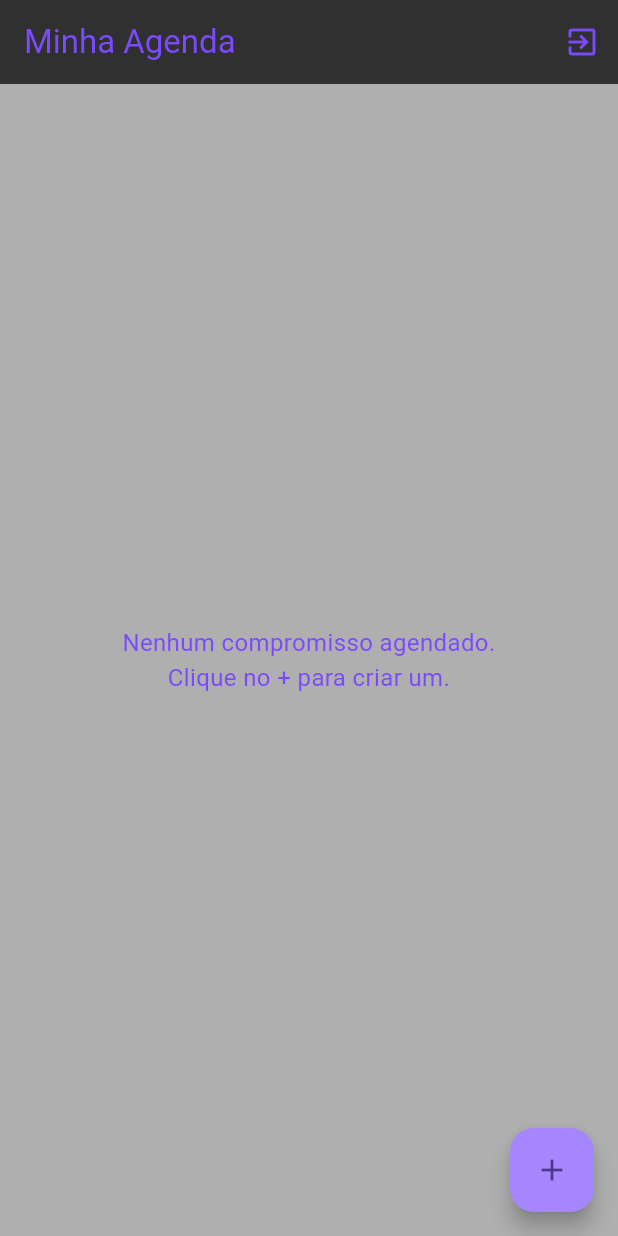
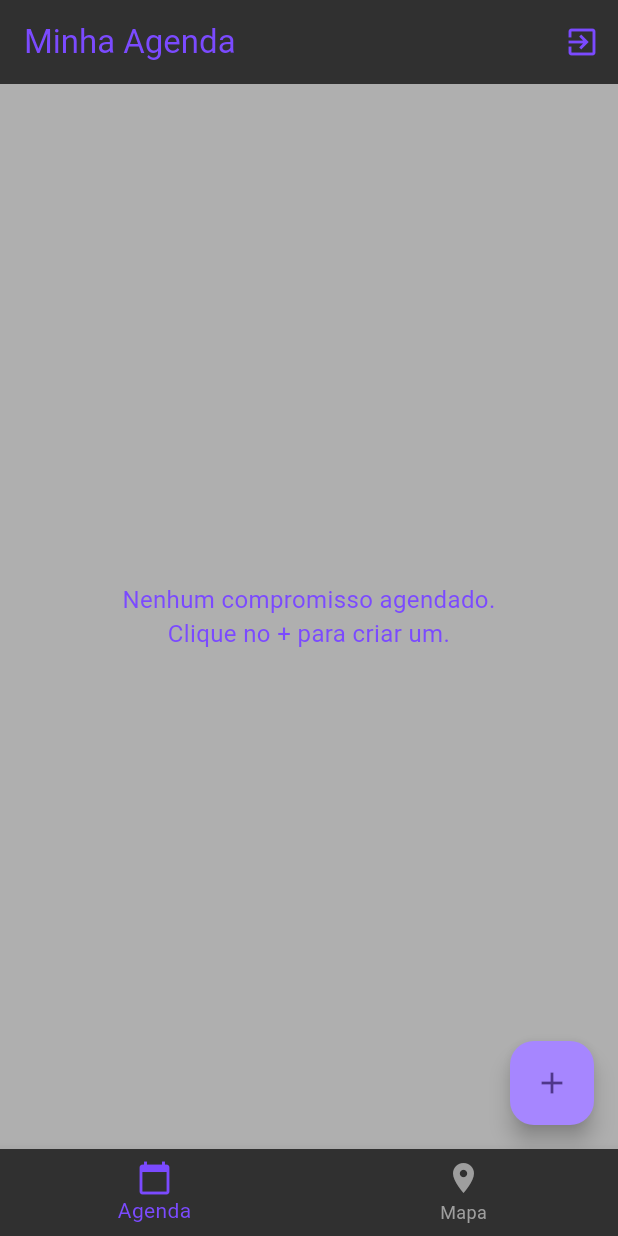
Before and after one commit to kobe-lorenzzo/kobe-start-app-sprint-4, a Flutter app: the screen it shows once a user with an empty profile is signed in, on a phone screen of 412 x 824 dp. Run offline on Flutter 3.47's test engine with Material 3 defaults, Android fonts, the phone set to English and light mode, and no system bars; our stand-ins replace cloud_firestore, firebase_auth, firebase_core, flutter_map, flutter_typeahead, geocoding and 2 more; accounts and stored records are empty.

```diff
--- a/fast_route/lib/features/1_auth/screens/login_screen.dart
+++ b/fast_route/lib/features/1_auth/screens/login_screen.dart
@@ -1,10 +1,10 @@
-import 'package:fast_route/features/1_auth/screens/scheduler_list_screen.dart';
 import 'package:flutter/material.dart';
 import 'package:flutter/services.dart';
 import '../../../core/config/theme/app_colors.dart';
 import 'package:provider/provider.dart';
 import '../providers/auth_provider.dart';
 import 'register_screen.dart';
+import '../../home_wrapper.dart';
 
 class LoginScreen extends StatefulWidget {
   const LoginScreen({super.key});
@@ -38,7 +38,7 @@ class _LoginScreenState extends State<LoginScreen> {
         );
 
         Navigator.of(context).pushReplacement(
-          MaterialPageRoute(builder: (_) => AgendaListScreen()),
+          MaterialPageRoute(builder: (_) => const HomeWrapper()),
         );
       }
     } catch (e) {
--- a/fast_route/lib/features/1_auth/screens/scheduler_list_screen.dart
+++ b/fast_route/lib/features/2_agenda/screens/scheduler_list_screen.dart
@@ -1,4 +1,4 @@
-import 'package:fast_route/features/1_auth/screens/create_appointment_screen.dart';
+import 'package:fast_route/features/2_agenda/screens/create_appointment_screen.dart';
 import 'package:flutter/material.dart';
 import 'package:provider/provider.dart';
 import 'package:intl/intl.dart';
--- /dev/null
+++ b/fast_route/lib/features/home_wrapper.dart
@@ -0,0 +1,50 @@
+import 'package:flutter/material.dart';
+import '../core/config/theme/app_colors.dart';
+import '../features/2_agenda/screens/scheduler_list_screen.dart';
+import '../features/3_map/screens/map_screen.dart';
+
+class HomeWrapper extends StatefulWidget {
+  const HomeWrapper({super.key});
+
+  @override
+  State<HomeWrapper> createState() => _HomeWrapperState();
+}
+
+class _HomeWrapperState extends State<HomeWrapper> {
+  int _selectedIndex = 0;
+
+  static const List<Widget> _widgetOptions = <Widget>[
+    AgendaListScreen(),
+    MapScreen(),
+  ];
+
+  void _onItemTapped(int index) {
+    setState(() {
+      _selectedIndex = index;
+    });
+  }
+
+  @override
+  Widget build(BuildContext context) {
+    return Scaffold(
+      body: _widgetOptions.elementAt(_selectedIndex),
+      bottomNavigationBar: BottomNavigationBar(
+        items: const <BottomNavigationBarItem>[
+          BottomNavigationBarItem(
+            icon: Icon(Icons.calendar_today),
+            label: 'Agenda',
+          ),
+          BottomNavigationBarItem(
+            icon: Icon(Icons.location_on),
+            label: 'Mapa',
+          ),
+        ],
+        currentIndex: _selectedIndex,
+        unselectedItemColor: Colors.grey,
+        selectedItemColor: AppColors.textPurple,
+        backgroundColor: AppColors.backgroundDark,
+        onTap: _onItemTapped,
+      ),
+    );
+  }
+}
--- a/fast_route/lib/main.dart
+++ b/fast_route/lib/main.dart
@@ -1,5 +1,4 @@
-import 'package:fast_route/features/1_auth/providers/scheduler_provider.dart';
-import 'package:fast_route/features/1_auth/screens/scheduler_list_screen.dart';
+import 'package:fast_route/features/2_agenda/providers/scheduler_provider.dart';
 import 'package:fast_route/services/places_service.dart';
 import 'package:flutter/material.dart';
 import 'package:provider/provider.dart';
@@ -10,10 +9,12 @@ import 'core/config/firebase_options.dart';
 
 import 'package:fast_route/features/1_auth/screens/login_screen.dart';
 import 'features/1_auth/providers/auth_provider.dart';
+import 'features/home_wrapper.dart';
 
 import 'services/auth_service.dart';
 import 'services/firestore_service.dart';
 import 'services/geocoding_service.dart';
+import 'services/location_service.dart';
 
 void main() async {
   WidgetsFlutterBinding.ensureInitialized();
@@ -38,6 +39,7 @@ void main() async {
         Provider<FirestoreService>(create:(_) => FirestoreService()),
         Provider<GeocodingService>(create: (_) => GeocodingService()),
         Provider<PlaceService>(create: (_) => PlaceService()),
+        Provider<LocationService>(create: (_) => LocationService()),
 
         ChangeNotifierProvider<AuthProvider>(
           create: (context) => AuthProvider(
@@ -75,24 +77,20 @@ class AuthWrapper extends StatelessWidget {
 
   @override
   Widget build(BuildContext context) {
-    // O StreamBuilder fica "ouvindo" o Firebase Auth
     return StreamBuilder<User?>(
       stream: FirebaseAuth.instance.authStateChanges(),
       builder: (context, snapshot) {
-        // 1. Se estiver esperando a resposta do Firebase...
         if (snapshot.connectionState == ConnectionState.waiting) {
           return const Scaffold(
             body: Center(child: CircularProgressIndicator()),
           );
         }
 
-        // 2. Se tem dados (tem usuário logado)...
         if (snapshot.hasData) {
-          return const AgendaListScreen(); // ... Vai pra Casa!
+          return const HomeWrapper();
         }
 
-        // 3. Se não tem dados (não está logado)...
-        return const LoginScreen(); // ... Vai pro Login!
+        return const LoginScreen();
       },
     );
   }
--- a/fast_route/pubspec.yaml
+++ b/fast_route/pubspec.yaml
@@ -44,8 +44,9 @@ dependencies:
   intl: ^0.20.2
   flutter_typeahead: ^5.2.0
   http: ^1.6.0
-  google_maps_flutter: ^2.14.0
   geolocator: ^14.0.2
+  flutter_map: ^8.2.2
+  latlong2: ^0.9.1
 
 dev_dependencies:
   flutter_test:
```
Also changed, not shown: fast_route/lib/features/3_map/screens/map_screen.dart (added, +156 -0 lines), fast_route/lib/services/location_service.dart (added, +29 -0 lines), fast_route/lib/features/2_agenda/providers/scheduler_provider.dart (renamed from fast_route/lib/features/1_auth/providers/scheduler_provider.dart), fast_route/lib/features/2_agenda/screens/create_appointment_screen.dart (renamed from fast_route/lib/features/1_auth/screens/create_appointment_screen.dart), fast_route/pubspec.lock, 1 other file.
